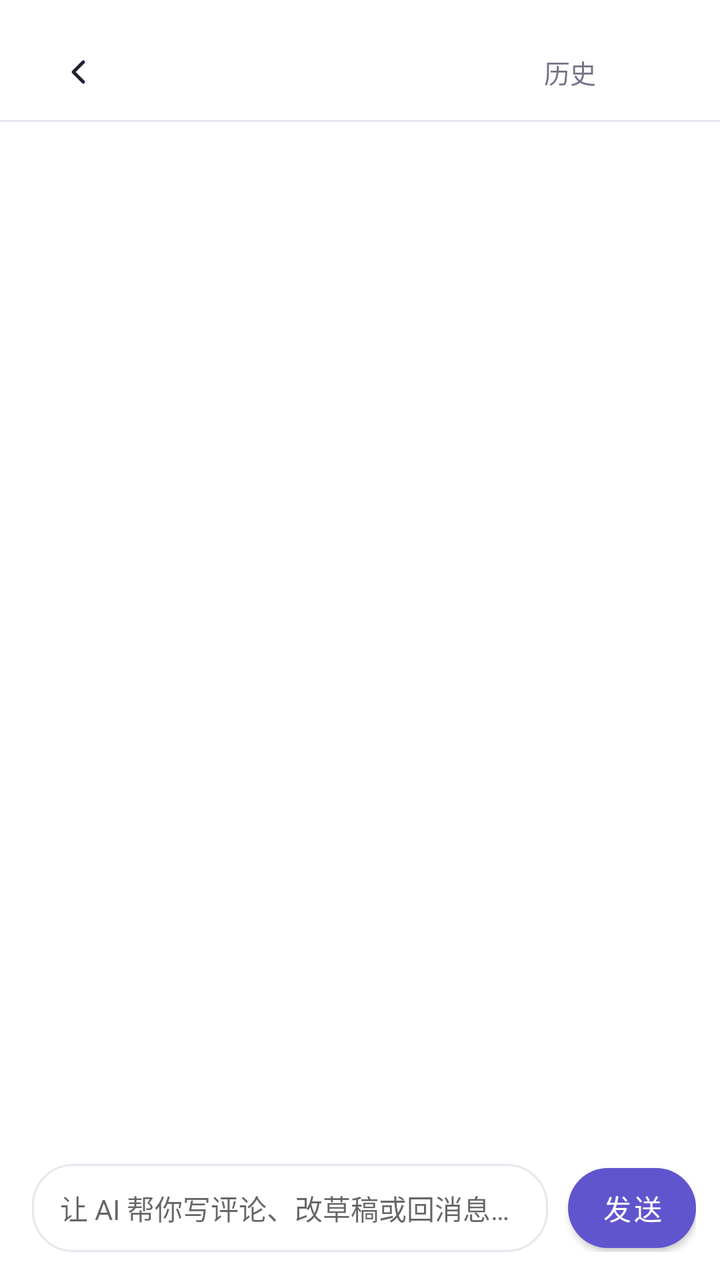
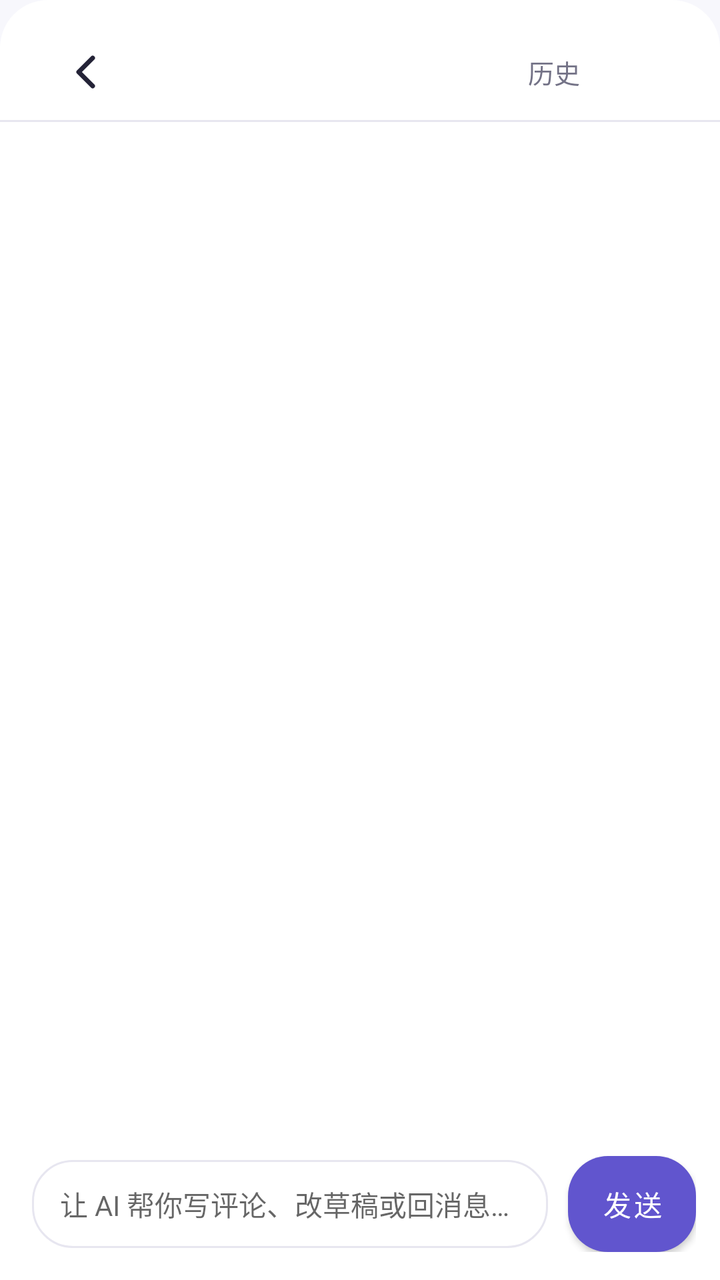

Screens rendered from an Android XML layout before and after an edit, with the pre-edit source and the edit as a unified diff.
<!-- AndroidManifest.xml: application theme AppTheme -->
<!-- res/layout/sheet_copilot.xml -->
<?xml version="1.0" encoding="utf-8"?>
<LinearLayout xmlns:android="http://schemas.android.com/apk/res/android"
    xmlns:app="http://schemas.android.com/apk/res-auto"
    android:layout_width="match_parent"
    android:layout_height="wrap_content"
    android:orientation="vertical"
    android:background="@color/profile_surface"
    android:paddingTop="12dp">

    
    <LinearLayout
        android:layout_width="match_parent"
        android:layout_height="48dp"
        android:gravity="center_vertical"
        android:orientation="horizontal"
        android:paddingStart="20dp"
        android:paddingEnd="12dp">

        <ImageView
            android:id="@+id/copilot_back"
            android:layout_width="40dp"
            android:layout_height="40dp"
            android:layout_marginEnd="4dp"
            android:background="?attr/selectableItemBackgroundBorderless"
            android:contentDescription="@string/copilot_close"
            android:padding="10dp"
            android:src="@drawable/profile_back" />

        <TextView
            android:id="@+id/copilot_label"
            android:layout_width="0dp"
            android:layout_height="wrap_content"
            android:layout_weight="1"
            android:maxLines="1"
            android:ellipsize="end"
            android:textColor="@color/profile_ink"
            android:textSize="15sp"
            android:textStyle="bold" />

        <TextView
            android:id="@+id/copilot_history"
            android:layout_width="wrap_content"
            android:layout_height="40dp"
            android:gravity="center"
            android:paddingStart="10dp"
            android:paddingEnd="10dp"
            android:text="@string/copilot_history"
            android:textColor="@color/profile_muted"
            android:textSize="13sp" />

        <ImageView
            android:id="@+id/copilot_close"
            android:layout_width="40dp"
            android:layout_height="40dp"
            android:padding="10dp"
            android:contentDescription="@string/copilot_close"
            android:src="@drawable/ic_close" />
    </LinearLayout>

    <View
        android:layout_width="match_parent"
        android:layout_height="1dp"
        android:background="@drawable/divider_horizontal" />

    <ScrollView
        android:id="@+id/copilot_scroll"
        android:layout_width="match_parent"
        android:layout_height="0dp"
        android:layout_weight="1"
        android:fillViewport="true">

        <LinearLayout
            android:id="@+id/copilot_messages"
            android:layout_width="match_parent"
            android:layout_height="wrap_content"
            android:orientation="vertical"
            android:paddingStart="16dp"
            android:paddingEnd="16dp"
            android:paddingTop="12dp"
            android:paddingBottom="12dp" />
    </ScrollView>

    <HorizontalScrollView
        android:layout_width="match_parent"
        android:layout_height="wrap_content"
        android:paddingStart="16dp"
        android:paddingEnd="16dp"
        android:scrollbars="none">

        <LinearLayout
            android:id="@+id/copilot_suggestions"
            android:layout_width="wrap_content"
            android:layout_height="wrap_content"
            android:orientation="horizontal" />
    </HorizontalScrollView>

    <TextView
        android:id="@+id/copilot_status"
        android:layout_width="match_parent"
        android:layout_height="wrap_content"
        android:paddingStart="20dp"
        android:paddingEnd="20dp"
        android:paddingBottom="6dp"
        android:textColor="@color/profile_muted"
        android:textSize="12sp"
        android:visibility="gone" />

    <LinearLayout
        android:layout_width="match_parent"
        android:layout_height="wrap_content"
        android:gravity="center_vertical"
        android:orientation="horizontal"
        android:paddingStart="16dp"
        android:paddingEnd="12dp"
        android:paddingTop="6dp"
        android:paddingBottom="14dp">

        <EditText
            android:id="@+id/copilot_input"
            android:layout_width="0dp"
            android:layout_height="44dp"
            android:layout_weight="1"
            android:background="@drawable/bg_form_card"
            android:hint="@string/copilot_hint"
            android:importantForAutofill="no"
            android:inputType="textMultiLine"
            android:maxLength="500"
            android:maxLines="3"
            android:paddingStart="14dp"
            android:paddingEnd="14dp"
            android:textColor="@color/profile_ink"
            android:textSize="14sp" />

        <com.google.android.material.button.MaterialButton
            android:id="@+id/copilot_send"
            android:layout_width="wrap_content"
            android:layout_height="40dp"
            android:layout_marginStart="10dp"
            android:insetTop="0dp"
            android:insetBottom="0dp"
            android:minWidth="64dp"
            android:text="@string/copilot_send"
            android:textAllCaps="false"
            android:textSize="14sp"
            app:backgroundTint="@color/profile_accent"
            app:cornerRadius="20dp" />
    </LinearLayout>
</LinearLayout>
<!-- resources referenced by this layout -->
<resources>
  <color name="profile_accent">#6155CE</color>
  <color name="profile_ink">#242337</color>
  <color name="profile_muted">#747387</color>
  <color name="profile_surface">#FFFFFF</color>
  <!-- drawable bg_form_card (drawable) -->
  <?xml version="1.0" encoding="utf-8"?>
  <shape xmlns:android="http://schemas.android.com/apk/res/android"
      android:shape="rectangle">
      <solid android:color="@color/profile_surface" />
      <stroke android:width="1dp" android:color="@color/profile_border" />
      <corners android:radius="20dp" />
  </shape>
  <!-- drawable divider_horizontal (drawable) -->
  <?xml version="1.0" encoding="utf-8"?>
  <shape xmlns:android="http://schemas.android.com/apk/res/android"
      android:shape="rectangle">
      <size android:height="1dp" />
      <solid android:color="@color/profile_border" />
  </shape>
  <!-- drawable ic_close (drawable) -->
  <vector xmlns:android="http://schemas.android.com/apk/res/android"
      android:width="24dp"
      android:height="24dp"
      android:viewportWidth="24"
      android:viewportHeight="24"
      android:tint="#FFFFFF">
      <path
          android:fillColor="@android:color/white"
          android:pathData="M19,6.41L17.59,5 12,10.59 6.41,5 5,6.41 10.59,12 5,17.59 6.41,19 12,13.41 17.59,19 19,17.59 13.41,12z"/>
  </vector>
  <!-- drawable profile_back (drawable) -->
  <?xml version="1.0" encoding="utf-8"?>
  <vector xmlns:android="http://schemas.android.com/apk/res/android" android:width="24dp" android:height="24dp" android:viewportWidth="24" android:viewportHeight="24">
      <path android:fillColor="@android:color/transparent" android:strokeColor="#242337" android:strokeWidth="2" android:strokeLineCap="round" android:strokeLineJoin="round" android:pathData="M14,6L8,12L14,18"/>
  </vector>
  <string name="copilot_close">收起</string>
  <string name="copilot_hint">让 AI 帮你写评论、改草稿或回消息…</string>
  <string name="copilot_history">历史</string>
  <string name="copilot_send">发送</string>
  <color name="profile_border">#E7E6F0</color>
  <color name="brand_violet_deep">#FF4A3FB8</color>
  <color name="white">#FFFFFFFF</color>
  <color name="brand_violet_light">#FF8B7FF5</color>
  <color name="brand_violet">#FF6155CE</color>
  <color name="profile_bg">#F7F7FC</color>
  <color name="profile_error">#B3261E</color>
  <color name="accent_ripple">#1F6155CE</color>
  <style name="ShapeRounded.Small" parent="ShapeAppearance.MaterialComponents.SmallComponent">
          <item name="cornerFamily">rounded</item>
          <item name="cornerSize">@dimen/radius_control</item>
      </style>
  <style name="ShapeRounded.Medium" parent="ShapeAppearance.MaterialComponents.MediumComponent">
          <item name="cornerFamily">rounded</item>
          <item name="cornerSize">@dimen/radius_card</item>
      </style>
  <style name="ShapeRounded.Large" parent="ShapeAppearance.MaterialComponents.LargeComponent">
          <item name="cornerFamily">rounded</item>
          <item name="cornerSize">24dp</item>
      </style>
  <style name="Widget.PixelFlow.Button" parent="Widget.MaterialComponents.Button">
          <item name="android:minHeight">52dp</item>
          <item name="android:textSize">15sp</item>
          <item name="android:textAllCaps">false</item>
          <item name="android:insetTop">0dp</item>
          <item name="android:insetBottom">0dp</item>
          <item name="cornerRadius">@dimen/radius_pill</item>
          <item name="android:textColor">@color/white</item>
      </style>
  <dimen name="radius_control">12dp</dimen>
  <dimen name="radius_card">16dp</dimen>
  <dimen name="radius_pill">22dp</dimen>
  <!-- unchanged entries left out for length: 1 -->
</resources>

<!-- the commit's change to res/layout/sheet_copilot.xml (unified diff, before → after) -->
@@ -4,7 +4,7 @@
     android:layout_width="match_parent"
     android:layout_height="wrap_content"
     android:orientation="vertical"
-    android:background="@color/profile_surface"
+    android:background="@drawable/bg_sheet"
     android:paddingTop="12dp">
 
     
@@ -18,8 +18,8 @@
 
         <ImageView
             android:id="@+id/copilot_back"
-            android:layout_width="40dp"
-            android:layout_height="40dp"
+            android:layout_width="48dp"
+            android:layout_height="48dp"
             android:layout_marginEnd="4dp"
             android:background="?attr/selectableItemBackgroundBorderless"
             android:contentDescription="@string/copilot_close"
@@ -40,7 +40,7 @@
         <TextView
             android:id="@+id/copilot_history"
             android:layout_width="wrap_content"
-            android:layout_height="40dp"
+            android:layout_height="48dp"
             android:gravity="center"
             android:paddingStart="10dp"
             android:paddingEnd="10dp"
@@ -50,8 +50,8 @@
 
         <ImageView
             android:id="@+id/copilot_close"
-            android:layout_width="40dp"
-            android:layout_height="40dp"
+            android:layout_width="48dp"
+            android:layout_height="48dp"
             android:padding="10dp"
             android:contentDescription="@string/copilot_close"
             android:src="@drawable/ic_close" />
@@ -134,7 +134,7 @@
         <com.google.android.material.button.MaterialButton
             android:id="@+id/copilot_send"
             android:layout_width="wrap_content"
-            android:layout_height="40dp"
+            android:layout_height="48dp"
             android:layout_marginStart="10dp"
             android:insetTop="0dp"
             android:insetBottom="0dp"
<!-- resource entries referenced after the edit -->
@@ -11,6 +11,15 @@
       <solid android:color="@color/profile_surface" />
       <stroke android:width="1dp" android:color="@color/profile_border" />
       <corners android:radius="20dp" />
+  </shape>
+  <!-- drawable bg_sheet (drawable) -->
+  <?xml version="1.0" encoding="utf-8"?>
+  <shape xmlns:android="http://schemas.android.com/apk/res/android"
+      android:shape="rectangle">
+      <solid android:color="@color/profile_surface" />
+      <corners
+          android:topLeftRadius="24dp"
+          android:topRightRadius="24dp" />
   </shape>
   <!-- drawable divider_horizontal (drawable) -->
   <?xml version="1.0" encoding="utf-8"?>
